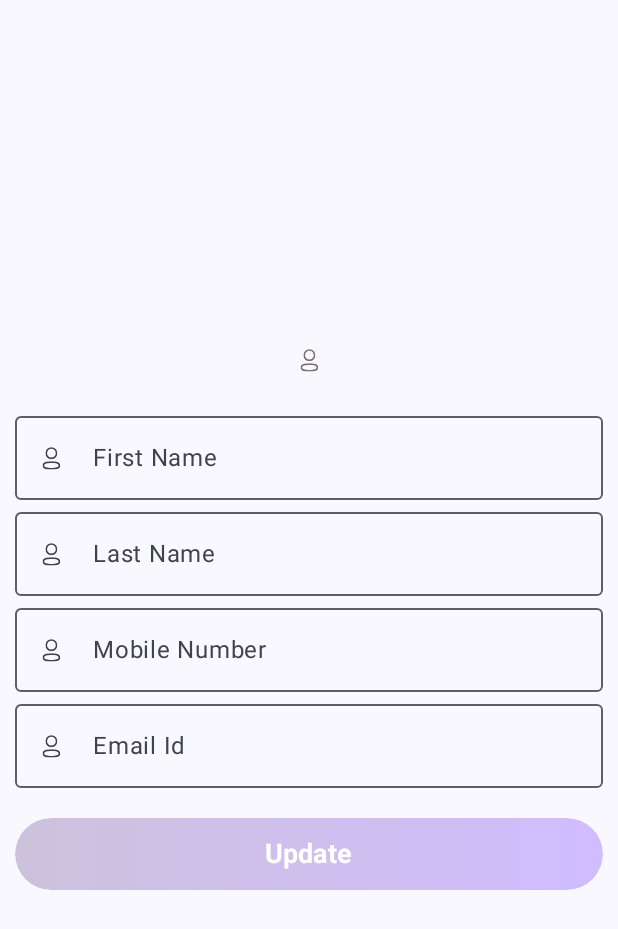
After one commit to Harshsch/Bookmart, an Android app built with Jetpack Compose: the composable UserProfile shown on its own in the app's theme, on a phone screen of 412 x 824 dp. The commit adds this screen. Shown: the top 929 px of the screen. Run offline under Robolectric (Android 15) with nearby library versions, the phone set to English and light mode, and no system bars.

Commit message:
UserProfile
UserProfile screen developed ,which will be navigated from profile icon in top app bar

```diff
--- a/app/src/main/java/com/example/bookmart/BottomNavigation.kt
+++ b/app/src/main/java/com/example/bookmart/BottomNavigation.kt
@@ -118,7 +118,7 @@ fun BottomBarScreen(
                         }
                     },
                     actions = {
-                        IconButton(onClick = { /* do something */ }) {
+                        IconButton(onClick = { navController.navigate("User_Profile") }) {
                             Icon(
                                 imageVector = Icons.Filled.AccountCircle,
                                 contentDescription = "Localized description"
@@ -131,7 +131,8 @@ fun BottomBarScreen(
             bottomBar = {
                 NavigationBar {
                     items.forEachIndexed { index, item ->
-                      val isSelected = selectedItemIndex == index
+
+                        val isSelected = selectedItemIndex == index
                         NavigationBarItem(
                             selected = isSelected,
                             onClick = {
--- a/app/src/main/java/com/example/bookmart/Navgation.kt
+++ b/app/src/main/java/com/example/bookmart/Navgation.kt
@@ -55,6 +55,9 @@ fun Navigation() {
         composable("Terms_and_Conditions") {
             TermsAndConditionsScreen(navController = navController)
         }
+        composable("User_Profile") {
+            UserProfile(navController = navController)
+        }
 
         composable("BookDisplay/{itemId}") { backStackEntry ->
             val arguments = requireNotNull(backStackEntry.arguments)
--- /dev/null
+++ b/app/src/main/java/com/example/bookmart/UserProfile.kt
@@ -0,0 +1,75 @@
+package com.example.bookmart
+
+import androidx.compose.foundation.Image
+import androidx.compose.foundation.layout.Arrangement
+import androidx.compose.foundation.layout.Column
+import androidx.compose.foundation.layout.Spacer
+import androidx.compose.foundation.layout.fillMaxSize
+import androidx.compose.foundation.layout.height
+import androidx.compose.foundation.layout.padding
+import androidx.compose.material3.Surface
+import androidx.compose.runtime.Composable
+import androidx.compose.ui.Alignment
+import androidx.compose.ui.Modifier
+import androidx.compose.ui.res.painterResource
+import androidx.compose.ui.res.stringResource
+import androidx.compose.ui.unit.dp
+import androidx.navigation.NavHostController
+
+@Composable
+fun UserProfile(navController: NavHostController) {
+    Surface(modifier = Modifier.fillMaxSize(),) {
+        Column(horizontalAlignment = Alignment.CenterHorizontally,
+            verticalArrangement = Arrangement.Center,
+            modifier = Modifier.padding(10.dp)) {
+            Image(painter = painterResource(id =R.drawable.profile ), contentDescription = "user", alignment = Alignment.Center)
+            Spacer(modifier = Modifier.height(20.dp))
+            MyTextFieldComponent(
+                labelValue = stringResource(id = R.string.first_name),
+                painterResource(id = com.example.bookmart.R.drawable.profile),
+//                    onTextChanged = {
+//                        signupViewModel.onEvent(SignupUIEvent.FirstNameChanged(it))
+//                    },
+//                    errorStatus = signupViewModel.registrationUIState.value.firstNameError
+            )
+
+            MyTextFieldComponent(
+                labelValue = stringResource(id = R.string.last_name),
+                painterResource = painterResource(id = com.example.bookmart.R.drawable.profile),
+//                    onTextChanged = {
+//                        signupViewModel.onEvent(SignupUIEvent.LastNameChanged(it))
+//                    },
+//                    errorStatus = signupViewModel.registrationUIState.value.lastNameError
+            )
+            MyTextFieldComponent(
+                labelValue = stringResource(id =R.string.mobile_number),
+                painterResource(id = com.example.bookmart.R.drawable.profile),
+//                    onTextChanged = {
+//                        signupViewModel.onEvent(SignupUIEvent.FirstNameChanged(it))
+//                    },
+//                    errorStatus = signupViewModel.registrationUIState.value.firstNameError
+            )
+
+            MyTextFieldComponent(
+                labelValue = "Email Id",
+                painterResource = painterResource(id = com.example.bookmart.R.drawable.profile),
+//                    onTextChanged = {
+//                        signupViewModel.onEvent(SignupUIEvent.LastNameChanged(it))
+//                    },
+//                    errorStatus = signupViewModel.registrationUIState.value.lastNameError
+            )
+            Spacer(modifier = Modifier.height(20.dp))
+            ButtonComponent(
+                value = stringResource(id =R.string.update ),
+//                    onButtonClicked = {
+//                        signupViewModel.onEvent(SignupUIEvent.RegisterButtonClicked)
+//                    },
+//                    isEnabled = signupViewModel.allValidationsPassed.value
+            )
+
+        }
+
+    }
+
+
+}
--- a/app/src/main/res/values/strings.xml
+++ b/app/src/main/res/values/strings.xml
@@ -23,4 +23,6 @@
     <string name="navigation_header">App Drawer</string>
 
     <string name="ready_for_exam">Are you ready for your exams ?</string>
+    <string name="mobile_number">Mobile Number</string>
+    <string name="update">Update</string>
 </resources>
```
